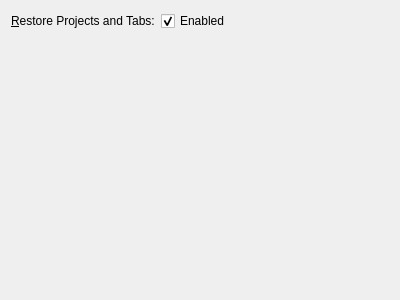
KDE/publictransport, file engine/timetablemate/src/preferences.ui: the form before one commit.
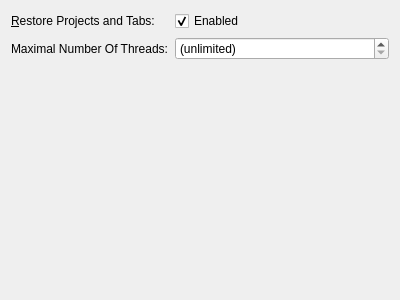
The form after the commit. Custom widgets are drawn as their Qt base class.

Commit message: Add maximum thread count setting to TimetableMate

Diff of the .ui file:
```diff
--- a/engine/timetablemate/src/preferences.ui
+++ b/engine/timetablemate/src/preferences.ui
@@ -34,8 +34,38 @@
      </property>
     </widget>
    </item>
+   <item row="1" column="0">
+    <widget class="QLabel" name="lblMaximumThreadCount">
+     <property name="text">
+      <string>Maximal Number Of Threads:</string>
+     </property>
+     <property name="buddy">
+      <cstring>kcfg_restoreProjects</cstring>
+     </property>
+    </widget>
+   </item>
+   <item row="1" column="1">
+    <widget class="KIntSpinBox" name="kcfg_maximumThreadCount">
+     <property name="specialValueText">
+      <string>(unlimited)</string>
+     </property>
+     <property name="suffix">
+      <string/>
+     </property>
+     <property name="maximum">
+      <number>32</number>
+     </property>
+    </widget>
+   </item>
   </layout>
  </widget>
+ <customwidgets>
+  <customwidget>
+   <class>KIntSpinBox</class>
+   <extends>QSpinBox</extends>
+   <header>knuminput.h</header>
+  </customwidget>
+ </customwidgets>
  <resources/>
  <connections/>
 </ui>
```
The commit also changes 2 other files.
